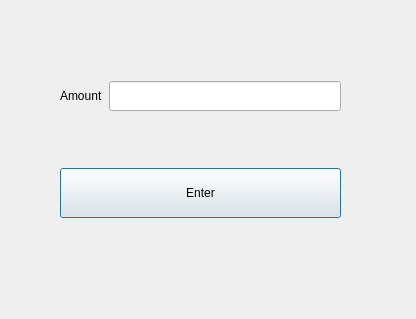
Above: Project/dialog_withdraw.ui from Amritpal2001/ATM-Machine-using-c- before the change. Below: the same form after it.
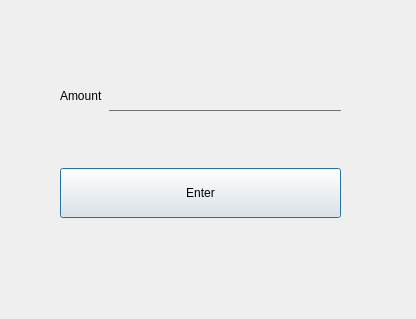
That is the form after the change.

What changed in the file:
```diff
--- a/Project/dialog_withdraw.ui
+++ b/Project/dialog_withdraw.ui
@@ -13,7 +13,29 @@
   <property name="windowTitle">
    <string>Dialog</string>
   </property>
-  <widget class="QWidget" name="">
+  <property name="styleSheet">
+   <string notr="true">QLineEdit {
+background:transparent;
+border:none;
+color:#717072;
+border-bottom:1px solid #717072
+}
+QLineEdit::hover{
+border-bottom:3px solid black
+}
+#pushButton{
+background:#4ee44e;
+border-radius:60px;
+
+}
+
+#pushButton::hover{
+background:green;
+border-radius:60px;
+
+}</string>
+  </property>
+  <widget class="QWidget" name="layoutWidget">
    <property name="geometry">
     <rect>
      <x>60</x>
```
